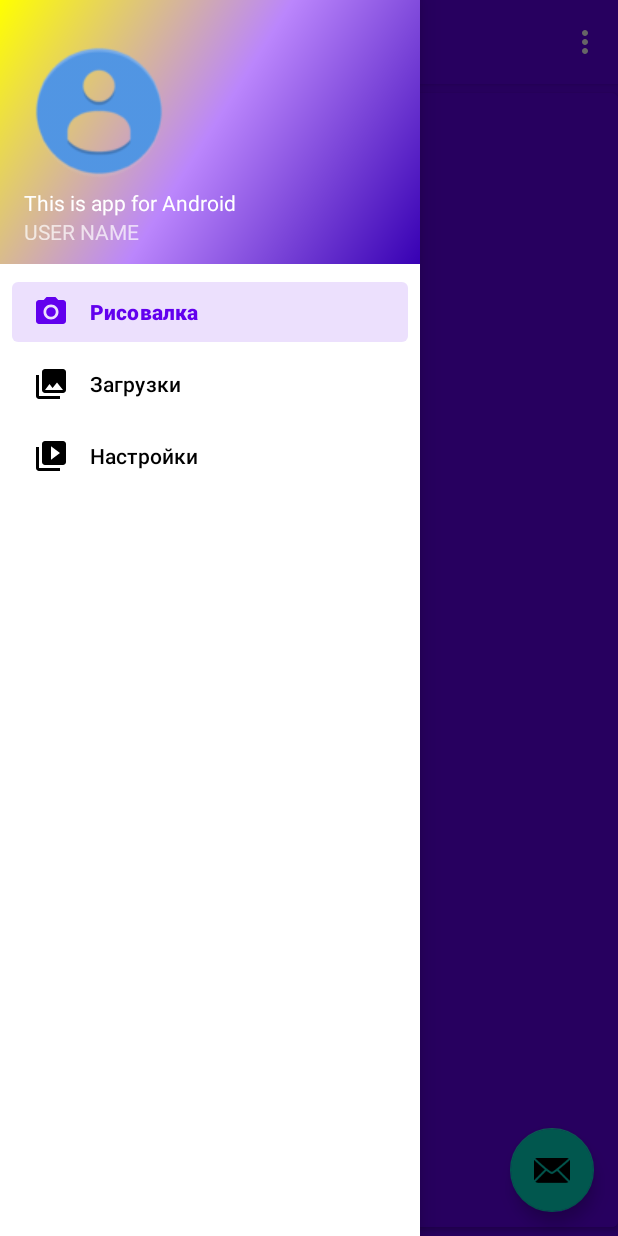
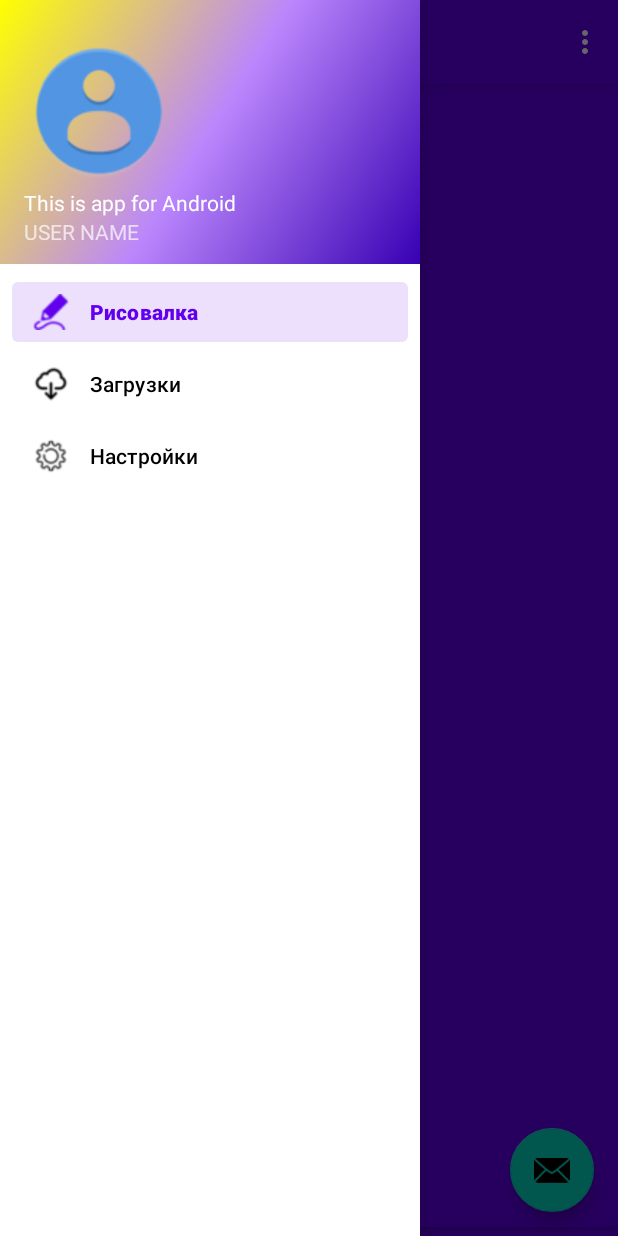
Before and after one commit to ilyushka02/Paint, an Android app: the UserActivity screen opened directly, with no data from a screen before it, with the side drawer open, on a phone screen of 412 x 824 dp. Run offline under Robolectric (Android 15) with nearby library versions, the phone set to English and light mode, and no system bars; our stand-ins replace navigation-ui.

Commit message:
udate images

```diff
--- a/app/src/main/res/menu/activity_main_drawer.xml
+++ b/app/src/main/res/menu/activity_main_drawer.xml
@@ -6,15 +6,15 @@
     <group android:checkableBehavior="single">
         <item
             android:id="@+id/nav_home"
-            android:icon="@drawable/ic_menu_camera"
+            android:icon="@drawable/draw"
             android:title="@string/menu_home" />
         <item
             android:id="@+id/nav_gallery"
-            android:icon="@drawable/ic_menu_gallery"
+            android:icon="@drawable/upload"
             android:title="@string/menu_gallery" />
         <item
             android:id="@+id/nav_slideshow"
-            android:icon="@drawable/ic_menu_slideshow"
+            android:icon="@drawable/settings"
             android:title="@string/menu_slideshow" />
     </group>
 </menu>
```
Also changed, not shown: app/src/main/res/drawable/draw.png (added), app/src/main/res/drawable/settings.png (added), app/src/main/res/drawable/upload.png (added), app/src/main/res/settings/imgonline-com-ua-Resize-GPAPr4jiOXo9fwW.png (added).
